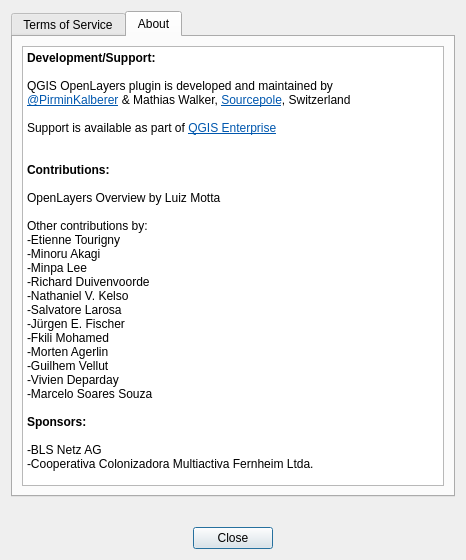
Before: the Qt Designer form tmsforkorea/ui_about_dialog.ui in mangosystem/qgis-tmsforkorea-plugin, drawn with Qt 5.
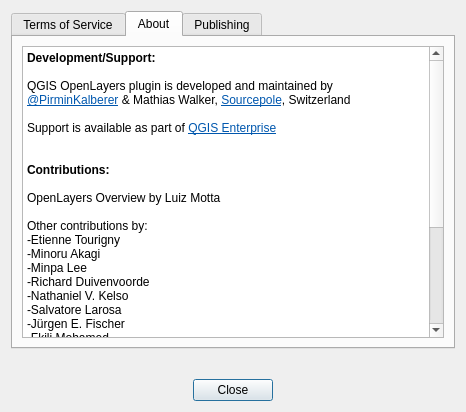
After: the same form once the commit is applied. The open tabs and pages were chosen to show the change. Icons and pictures are not drawn.

Commit message: support for qgis 3.x

What changed in the file:
```diff
--- a/tmsforkorea/ui_about_dialog.ui
+++ b/tmsforkorea/ui_about_dialog.ui
@@ -7,7 +7,7 @@
     <x>0</x>
     <y>0</y>
     <width>466</width>
-    <height>560</height>
+    <height>412</height>
    </rect>
   </property>
   <property name="windowTitle">
@@ -79,37 +79,39 @@
           <string>&lt;!DOCTYPE HTML PUBLIC &quot;-//W3C//DTD HTML 4.0//EN&quot; &quot;http://www.w3.org/TR/REC-html40/strict.dtd&quot;&gt;
 &lt;html&gt;&lt;head&gt;&lt;meta name=&quot;qrichtext&quot; content=&quot;1&quot; /&gt;&lt;style type=&quot;text/css&quot;&gt;
 p, li { white-space: pre-wrap; }
-&lt;/style&gt;&lt;/head&gt;&lt;body style=&quot; font-family:'Ubuntu'; font-size:9pt; font-weight:400; font-style:normal;&quot;&gt;
-&lt;p style=&quot; margin-top:0px; margin-bottom:0px; margin-left:0px; margin-right:0px; -qt-block-indent:0; text-indent:0px;&quot;&gt;&lt;span style=&quot; font-weight:600;&quot;&gt;Development/Support:&lt;/span&gt;&lt;/p&gt;
-&lt;p style=&quot;-qt-paragraph-type:empty; margin-top:0px; margin-bottom:0px; margin-left:0px; margin-right:0px; -qt-block-indent:0; text-indent:0px;&quot;&gt;&lt;br /&gt;&lt;/p&gt;
-&lt;p style=&quot; margin-top:0px; margin-bottom:0px; margin-left:0px; margin-right:0px; -qt-block-indent:0; text-indent:0px;&quot;&gt;QGIS OpenLayers plugin is developed and maintained by&lt;/p&gt;
-&lt;p style=&quot; margin-top:0px; margin-bottom:0px; margin-left:0px; margin-right:0px; -qt-block-indent:0; text-indent:0px;&quot;&gt;&lt;a href=&quot;https://twitter.com/PirminKalberer&quot;&gt;&lt;span style=&quot; text-decoration: underline; color:#0057ae;&quot;&gt;@PirminKalberer&lt;/span&gt;&lt;/a&gt; &amp;amp; Mathias Walker, &lt;a href=&quot;http://sourcepole.com/&quot;&gt;&lt;span style=&quot; text-decoration: underline; color:#0057ae;&quot;&gt;Sourcepole&lt;/span&gt;&lt;/a&gt;, Switzerland&lt;/p&gt;
-&lt;p style=&quot;-qt-paragraph-type:empty; margin-top:0px; margin-bottom:0px; margin-left:0px; margin-right:0px; -qt-block-indent:0; text-indent:0px;&quot;&gt;&lt;br /&gt;&lt;/p&gt;
-&lt;p style=&quot; margin-top:0px; margin-bottom:0px; margin-left:0px; margin-right:0px; -qt-block-indent:0; text-indent:0px;&quot;&gt;Support is available as part of &lt;a href=&quot;http://qgisenterprise.com&quot;&gt;&lt;span style=&quot; text-decoration: underline; color:#0057ae;&quot;&gt;QGIS Enterprise&lt;/span&gt;&lt;/a&gt;&lt;/p&gt;
-&lt;p style=&quot;-qt-paragraph-type:empty; margin-top:0px; margin-bottom:0px; margin-left:0px; margin-right:0px; -qt-block-indent:0; text-indent:0px;&quot;&gt;&lt;br /&gt;&lt;/p&gt;
-&lt;p style=&quot;-qt-paragraph-type:empty; margin-top:0px; margin-bottom:0px; margin-left:0px; margin-right:0px; -qt-block-indent:0; text-indent:0px;&quot;&gt;&lt;br /&gt;&lt;/p&gt;
-&lt;p style=&quot; margin-top:0px; margin-bottom:0px; margin-left:0px; margin-right:0px; -qt-block-indent:0; text-indent:0px;&quot;&gt;&lt;span style=&quot; font-weight:600;&quot;&gt;Contributions:&lt;/span&gt;&lt;/p&gt;
-&lt;p style=&quot;-qt-paragraph-type:empty; margin-top:0px; margin-bottom:0px; margin-left:0px; margin-right:0px; -qt-block-indent:0; text-indent:0px;&quot;&gt;&lt;br /&gt;&lt;/p&gt;
-&lt;p style=&quot; margin-top:0px; margin-bottom:0px; margin-left:0px; margin-right:0px; -qt-block-indent:0; text-indent:0px;&quot;&gt;OpenLayers Overview by Luiz Motta&lt;/p&gt;
-&lt;p style=&quot;-qt-paragraph-type:empty; margin-top:0px; margin-bottom:0px; margin-left:0px; margin-right:0px; -qt-block-indent:0; text-indent:0px;&quot;&gt;&lt;br /&gt;&lt;/p&gt;
-&lt;p style=&quot; margin-top:0px; margin-bottom:0px; margin-left:0px; margin-right:0px; -qt-block-indent:0; text-indent:0px;&quot;&gt;Other contributions by:&lt;/p&gt;
-&lt;p style=&quot; margin-top:0px; margin-bottom:0px; margin-left:0px; margin-right:0px; -qt-block-indent:0; text-indent:0px;&quot;&gt;-Etienne Tourigny&lt;/p&gt;
-&lt;p style=&quot; margin-top:0px; margin-bottom:0px; margin-left:0px; margin-right:0px; -qt-block-indent:0; text-indent:0px;&quot;&gt;-Minoru Akagi&lt;/p&gt;
-&lt;p style=&quot; margin-top:0px; margin-bottom:0px; margin-left:0px; margin-right:0px; -qt-block-indent:0; text-indent:0px;&quot;&gt;-Minpa Lee&lt;/p&gt;
-&lt;p style=&quot; margin-top:0px; margin-bottom:0px; margin-left:0px; margin-right:0px; -qt-block-indent:0; text-indent:0px;&quot;&gt;-Richard Duivenvoorde&lt;/p&gt;
-&lt;p style=&quot; margin-top:0px; margin-bottom:0px; margin-left:0px; margin-right:0px; -qt-block-indent:0; text-indent:0px;&quot;&gt;-Nathaniel V. Kelso&lt;/p&gt;
-&lt;p style=&quot; margin-top:0px; margin-bottom:0px; margin-left:0px; margin-right:0px; -qt-block-indent:0; text-indent:0px;&quot;&gt;-Salvatore Larosa&lt;/p&gt;
-&lt;p style=&quot; margin-top:0px; margin-bottom:0px; margin-left:0px; margin-right:0px; -qt-block-indent:0; text-indent:0px;&quot;&gt;-Jürgen E. Fischer&lt;/p&gt;
-&lt;p style=&quot; margin-top:0px; margin-bottom:0px; margin-left:0px; margin-right:0px; -qt-block-indent:0; text-indent:0px;&quot;&gt;-Fkili Mohamed&lt;/p&gt;
-&lt;p style=&quot; margin-top:0px; margin-bottom:0px; margin-left:0px; margin-right:0px; -qt-block-indent:0; text-indent:0px;&quot;&gt;-Morten Agerlin&lt;/p&gt;
-&lt;p style=&quot; margin-top:0px; margin-bottom:0px; margin-left:0px; margin-right:0px; -qt-block-indent:0; text-indent:0px;&quot;&gt;-Guilhem Vellut&lt;/p&gt;
-&lt;p style=&quot; margin-top:0px; margin-bottom:0px; margin-left:0px; margin-right:0px; -qt-block-indent:0; text-indent:0px;&quot;&gt;-Vivien Deparday&lt;/p&gt;
-&lt;p style=&quot; margin-top:0px; margin-bottom:0px; margin-left:0px; margin-right:0px; -qt-block-indent:0; text-indent:0px;&quot;&gt;-Marcelo Soares Souza&lt;/p&gt;
-&lt;p style=&quot;-qt-paragraph-type:empty; margin-top:0px; margin-bottom:0px; margin-left:0px; margin-right:0px; -qt-block-indent:0; text-indent:0px;&quot;&gt;&lt;br /&gt;&lt;/p&gt;
-&lt;p style=&quot; margin-top:0px; margin-bottom:0px; margin-left:0px; margin-right:0px; -qt-block-indent:0; text-indent:0px;&quot;&gt;&lt;span style=&quot; font-weight:600;&quot;&gt;Sponsors:&lt;/span&gt;&lt;/p&gt;
-&lt;p style=&quot;-qt-paragraph-type:empty; margin-top:0px; margin-bottom:0px; margin-left:0px; margin-right:0px; -qt-block-indent:0; text-indent:0px; font-weight:600;&quot;&gt;&lt;br /&gt;&lt;/p&gt;
-&lt;p style=&quot; margin-top:0px; margin-bottom:0px; margin-left:0px; margin-right:0px; -qt-block-indent:0; text-indent:0px;&quot;&gt;-BLS Netz AG&lt;/p&gt;
-&lt;p style=&quot; margin-top:0px; margin-bottom:0px; margin-left:0px; margin-right:0px; -qt-block-indent:0; text-indent:0px;&quot;&gt;-Cooperativa Colonizadora Multiactiva Fernheim Ltda.&lt;/p&gt;&lt;/body&gt;&lt;/html&gt;</string>
+&lt;/style&gt;&lt;/head&gt;&lt;body style=&quot; font-family:'Sans Serif'; font-size:10pt; font-weight:400; font-style:normal;&quot;&gt;
+&lt;p style=&quot; margin-top:0px; margin-bottom:0px; margin-left:0px; margin-right:0px; -qt-block-indent:0; text-indent:0px;&quot;&gt;&lt;span style=&quot; font-family:'Ubuntu'; font-size:9pt; font-weight:600;&quot;&gt;Development/Support:&lt;/span&gt;&lt;/p&gt;
+&lt;p style=&quot;-qt-paragraph-type:empty; margin-top:0px; margin-bottom:0px; margin-left:0px; margin-right:0px; -qt-block-indent:0; text-indent:0px; font-family:'Ubuntu'; font-size:9pt;&quot;&gt;&lt;br /&gt;&lt;/p&gt;
+&lt;p style=&quot; margin-top:0px; margin-bottom:0px; margin-left:0px; margin-right:0px; -qt-block-indent:0; text-indent:0px;&quot;&gt;&lt;span style=&quot; font-family:'Ubuntu'; font-size:9pt;&quot;&gt;QGIS OpenLayers plugin is developed and maintained by&lt;/span&gt;&lt;/p&gt;
+&lt;p style=&quot; margin-top:0px; margin-bottom:0px; margin-left:0px; margin-right:0px; -qt-block-indent:0; text-indent:0px;&quot;&gt;&lt;a href=&quot;https://twitter.com/PirminKalberer&quot;&gt;&lt;span style=&quot; font-family:'Ubuntu'; font-size:9pt; text-decoration: underline; color:#0057ae;&quot;&gt;@PirminKalberer&lt;/span&gt;&lt;/a&gt;&lt;span style=&quot; font-family:'Ubuntu'; font-size:9pt;&quot;&gt; &amp;amp; Mathias Walker, &lt;/span&gt;&lt;a href=&quot;http://sourcepole.com/&quot;&gt;&lt;span style=&quot; font-family:'Ubuntu'; font-size:9pt; text-decoration: underline; color:#0057ae;&quot;&gt;Sourcepole&lt;/span&gt;&lt;/a&gt;&lt;span style=&quot; font-family:'Ubuntu'; font-size:9pt;&quot;&gt;, Switzerland&lt;/span&gt;&lt;/p&gt;
+&lt;p style=&quot;-qt-paragraph-type:empty; margin-top:0px; margin-bottom:0px; margin-left:0px; margin-right:0px; -qt-block-indent:0; text-indent:0px; font-family:'Ubuntu'; font-size:9pt;&quot;&gt;&lt;br /&gt;&lt;/p&gt;
+&lt;p style=&quot; margin-top:0px; margin-bottom:0px; margin-left:0px; margin-right:0px; -qt-block-indent:0; text-indent:0px;&quot;&gt;&lt;span style=&quot; font-family:'Ubuntu'; font-size:9pt;&quot;&gt;Support is available as part of &lt;/span&gt;&lt;a href=&quot;http://qgisenterprise.com&quot;&gt;&lt;span style=&quot; font-family:'Ubuntu'; font-size:9pt; text-decoration: underline; color:#0057ae;&quot;&gt;QGIS Enterprise&lt;/span&gt;&lt;/a&gt;&lt;/p&gt;
+&lt;p style=&quot;-qt-paragraph-type:empty; margin-top:0px; margin-bottom:0px; margin-left:0px; margin-right:0px; -qt-block-indent:0; text-indent:0px; font-family:'Ubuntu'; font-size:9pt;&quot;&gt;&lt;br /&gt;&lt;/p&gt;
+&lt;p style=&quot;-qt-paragraph-type:empty; margin-top:0px; margin-bottom:0px; margin-left:0px; margin-right:0px; -qt-block-indent:0; text-indent:0px; font-family:'Ubuntu'; font-size:9pt;&quot;&gt;&lt;br /&gt;&lt;/p&gt;
+&lt;p style=&quot; margin-top:0px; margin-bottom:0px; margin-left:0px; margin-right:0px; -qt-block-indent:0; text-indent:0px;&quot;&gt;&lt;span style=&quot; font-family:'Ubuntu'; font-size:9pt; font-weight:600;&quot;&gt;Contributions:&lt;/span&gt;&lt;/p&gt;
+&lt;p style=&quot;-qt-paragraph-type:empty; margin-top:0px; margin-bottom:0px; margin-left:0px; margin-right:0px; -qt-block-indent:0; text-indent:0px; font-family:'Ubuntu'; font-size:9pt;&quot;&gt;&lt;br /&gt;&lt;/p&gt;
+&lt;p style=&quot; margin-top:0px; margin-bottom:0px; margin-left:0px; margin-right:0px; -qt-block-indent:0; text-indent:0px;&quot;&gt;&lt;span style=&quot; font-family:'Ubuntu'; font-size:9pt;&quot;&gt;OpenLayers Overview by Luiz Motta&lt;/span&gt;&lt;/p&gt;
+&lt;p style=&quot;-qt-paragraph-type:empty; margin-top:0px; margin-bottom:0px; margin-left:0px; margin-right:0px; -qt-block-indent:0; text-indent:0px; font-family:'Ubuntu'; font-size:9pt;&quot;&gt;&lt;br /&gt;&lt;/p&gt;
+&lt;p style=&quot; margin-top:0px; margin-bottom:0px; margin-left:0px; margin-right:0px; -qt-block-indent:0; text-indent:0px;&quot;&gt;&lt;span style=&quot; font-family:'Ubuntu'; font-size:9pt;&quot;&gt;Other contributions by:&lt;/span&gt;&lt;/p&gt;
+&lt;p style=&quot; margin-top:0px; margin-bottom:0px; margin-left:0px; margin-right:0px; -qt-block-indent:0; text-indent:0px;&quot;&gt;&lt;span style=&quot; font-family:'Ubuntu'; font-size:9pt;&quot;&gt;-Etienne Tourigny&lt;/span&gt;&lt;/p&gt;
+&lt;p style=&quot; margin-top:0px; margin-bottom:0px; margin-left:0px; margin-right:0px; -qt-block-indent:0; text-indent:0px;&quot;&gt;&lt;span style=&quot; font-family:'Ubuntu'; font-size:9pt;&quot;&gt;-Minoru Akagi&lt;/span&gt;&lt;/p&gt;
+&lt;p style=&quot; margin-top:0px; margin-bottom:0px; margin-left:0px; margin-right:0px; -qt-block-indent:0; text-indent:0px;&quot;&gt;&lt;span style=&quot; font-family:'Ubuntu'; font-size:9pt;&quot;&gt;-Minpa Lee&lt;/span&gt;&lt;/p&gt;
+&lt;p style=&quot; margin-top:0px; margin-bottom:0px; margin-left:0px; margin-right:0px; -qt-block-indent:0; text-indent:0px;&quot;&gt;&lt;span style=&quot; font-family:'Ubuntu'; font-size:9pt;&quot;&gt;-Richard Duivenvoorde&lt;/span&gt;&lt;/p&gt;
+&lt;p style=&quot; margin-top:0px; margin-bottom:0px; margin-left:0px; margin-right:0px; -qt-block-indent:0; text-indent:0px;&quot;&gt;&lt;span style=&quot; font-family:'Ubuntu'; font-size:9pt;&quot;&gt;-Nathaniel V. Kelso&lt;/span&gt;&lt;/p&gt;
+&lt;p style=&quot; margin-top:0px; margin-bottom:0px; margin-left:0px; margin-right:0px; -qt-block-indent:0; text-indent:0px;&quot;&gt;&lt;span style=&quot; font-family:'Ubuntu'; font-size:9pt;&quot;&gt;-Salvatore Larosa&lt;/span&gt;&lt;/p&gt;
+&lt;p style=&quot; margin-top:0px; margin-bottom:0px; margin-left:0px; margin-right:0px; -qt-block-indent:0; text-indent:0px;&quot;&gt;&lt;span style=&quot; font-family:'Ubuntu'; font-size:9pt;&quot;&gt;-Jürgen E. Fischer&lt;/span&gt;&lt;/p&gt;
+&lt;p style=&quot; margin-top:0px; margin-bottom:0px; margin-left:0px; margin-right:0px; -qt-block-indent:0; text-indent:0px;&quot;&gt;&lt;span style=&quot; font-family:'Ubuntu'; font-size:9pt;&quot;&gt;-Fkili Mohamed&lt;/span&gt;&lt;/p&gt;
+&lt;p style=&quot; margin-top:0px; margin-bottom:0px; margin-left:0px; margin-right:0px; -qt-block-indent:0; text-indent:0px;&quot;&gt;&lt;span style=&quot; font-family:'Ubuntu'; font-size:9pt;&quot;&gt;-Morten Agerlin&lt;/span&gt;&lt;/p&gt;
+&lt;p style=&quot; margin-top:0px; margin-bottom:0px; margin-left:0px; margin-right:0px; -qt-block-indent:0; text-indent:0px;&quot;&gt;&lt;span style=&quot; font-family:'Ubuntu'; font-size:9pt;&quot;&gt;-Guilhem Vellut&lt;/span&gt;&lt;/p&gt;
+&lt;p style=&quot; margin-top:0px; margin-bottom:0px; margin-left:0px; margin-right:0px; -qt-block-indent:0; text-indent:0px;&quot;&gt;&lt;span style=&quot; font-family:'Ubuntu'; font-size:9pt;&quot;&gt;-Vivien Deparday&lt;/span&gt;&lt;/p&gt;
+&lt;p style=&quot; margin-top:0px; margin-bottom:0px; margin-left:0px; margin-right:0px; -qt-block-indent:0; text-indent:0px;&quot;&gt;&lt;span style=&quot; font-family:'Ubuntu'; font-size:9pt;&quot;&gt;-Marcelo Soares Souza&lt;/span&gt;&lt;/p&gt;
+&lt;p style=&quot; margin-top:0px; margin-bottom:0px; margin-left:0px; margin-right:0px; -qt-block-indent:0; text-indent:0px;&quot;&gt;&lt;span style=&quot; font-family:'Ubuntu'; font-size:9pt;&quot;&gt;-Gerald Rich&lt;/span&gt;&lt;/p&gt;
+&lt;p style=&quot; margin-top:0px; margin-bottom:0px; margin-left:0px; margin-right:0px; -qt-block-indent:0; text-indent:0px;&quot;&gt;&lt;span style=&quot; font-family:'Ubuntu'; font-size:9pt;&quot;&gt;-Henry Walshaw&lt;/span&gt;&lt;/p&gt;
+&lt;p style=&quot;-qt-paragraph-type:empty; margin-top:0px; margin-bottom:0px; margin-left:0px; margin-right:0px; -qt-block-indent:0; text-indent:0px; font-family:'Ubuntu'; font-size:9pt;&quot;&gt;&lt;br /&gt;&lt;/p&gt;
+&lt;p style=&quot; margin-top:0px; margin-bottom:0px; margin-left:0px; margin-right:0px; -qt-block-indent:0; text-indent:0px;&quot;&gt;&lt;span style=&quot; font-family:'Ubuntu'; font-size:9pt; font-weight:600;&quot;&gt;Sponsors:&lt;/span&gt;&lt;/p&gt;
+&lt;p style=&quot;-qt-paragraph-type:empty; margin-top:0px; margin-bottom:0px; margin-left:0px; margin-right:0px; -qt-block-indent:0; text-indent:0px; font-family:'Ubuntu'; font-size:9pt; font-weight:600;&quot;&gt;&lt;br /&gt;&lt;/p&gt;
+&lt;p style=&quot; margin-top:0px; margin-bottom:0px; margin-left:0px; margin-right:0px; -qt-block-indent:0; text-indent:0px;&quot;&gt;&lt;span style=&quot; font-family:'Ubuntu'; font-size:9pt;&quot;&gt;-BLS Netz AG&lt;/span&gt;&lt;/p&gt;
+&lt;p style=&quot; margin-top:0px; margin-bottom:0px; margin-left:0px; margin-right:0px; -qt-block-indent:0; text-indent:0px;&quot;&gt;&lt;span style=&quot; font-family:'Ubuntu'; font-size:9pt;&quot;&gt;-Cooperativa Colonizadora Multiactiva Fernheim Ltda.&lt;/span&gt;&lt;/p&gt;&lt;/body&gt;&lt;/html&gt;</string>
          </property>
          <property name="textInteractionFlags">
           <set>Qt::LinksAccessibleByMouse|Qt::TextSelectableByMouse</set>
@@ -121,6 +123,63 @@
        </item>
       </layout>
      </widget>
+     <widget class="QWidget" name="tab_publishing">
+      <attribute name="title">
+       <string>Publishing</string>
+      </attribute>
+      <layout class="QVBoxLayout" name="verticalLayout_5">
+       <item>
+        <widget class="QLabel" name="logo">
+         <property name="autoFillBackground">
+          <bool>false</bool>
+         </property>
+         <property name="pixmap">
+          <pixmap resource="resources.qrc">:/plugins/openlayers/qgiscloud.png</pixmap>
+         </property>
+         <property name="scaledContents">
+          <bool>false</bool>
+         </property>
+         <property name="alignment">
+          <set>Qt::AlignCenter</set>
+         </property>
+        </widget>
+       </item>
+       <item>
+        <widget class="QTextBrowser" name="textBrowser">
+         <property name="acceptDrops">
+          <bool>false</bool>
+         </property>
+         <property name="readOnly">
+          <bool>true</bool>
+         </property>
+         <property name="html">
+          <string>&lt;!DOCTYPE HTML PUBLIC &quot;-//W3C//DTD HTML 4.0//EN&quot; &quot;http://www.w3.org/TR/REC-html40/strict.dtd&quot;&gt;
+&lt;html&gt;&lt;head&gt;&lt;meta name=&quot;qrichtext&quot; content=&quot;1&quot; /&gt;&lt;style type=&quot;text/css&quot;&gt;
+p, li { white-space: pre-wrap; }
+&lt;/style&gt;&lt;/head&gt;&lt;body style=&quot; font-family:'Sans Serif'; font-size:10pt; font-weight:400; font-style:normal;&quot;&gt;
+&lt;p align=&quot;center&quot; style=&quot;-qt-paragraph-type:empty; margin-top:0px; margin-bottom:0px; margin-left:0px; margin-right:0px; -qt-block-indent:0; text-indent:0px; font-family:'Ubuntu'; font-size:11pt;&quot;&gt;&lt;br /&gt;&lt;/p&gt;
+&lt;p align=&quot;center&quot; style=&quot; margin-top:0px; margin-bottom:0px; margin-left:0px; margin-right:0px; -qt-block-indent:0; text-indent:0px;&quot;&gt;&lt;span style=&quot; font-family:'Noto Sans'; font-size:11pt;&quot;&gt;Want to publish this map to the Web?&lt;/span&gt;&lt;/p&gt;
+&lt;p align=&quot;center&quot; style=&quot;-qt-paragraph-type:empty; margin-top:0px; margin-bottom:0px; margin-left:0px; margin-right:0px; -qt-block-indent:0; text-indent:0px; font-family:'Noto Sans'; font-size:11pt;&quot;&gt;&lt;br /&gt;&lt;/p&gt;
+&lt;p align=&quot;center&quot; style=&quot; margin-top:0px; margin-bottom:0px; margin-left:0px; margin-right:0px; -qt-block-indent:0; text-indent:0px;&quot;&gt;&lt;span style=&quot; font-family:'Noto Sans'; font-size:11pt;&quot;&gt;Install the QGIS Cloud plugin and publish your map &lt;/span&gt;&lt;/p&gt;
+&lt;p align=&quot;center&quot; style=&quot; margin-top:0px; margin-bottom:0px; margin-left:0px; margin-right:0px; -qt-block-indent:0; text-indent:0px;&quot;&gt;&lt;span style=&quot; font-family:'Noto Sans'; font-size:11pt;&quot;&gt;on &lt;/span&gt;&lt;a href=&quot;https://qgiscloud.com/?ol&quot;&gt;&lt;span style=&quot; font-family:'Noto Sans'; font-size:11pt; text-decoration: underline; color:#2980b9;&quot;&gt;QGIS Cloud &lt;/span&gt;&lt;/a&gt;&lt;span style=&quot; font-family:'Noto Sans'; font-size:11pt;&quot;&gt;with a few mouse clicks!&lt;/span&gt;&lt;/p&gt;&lt;/body&gt;&lt;/html&gt;</string>
+         </property>
+         <property name="textInteractionFlags">
+          <set>Qt::TextBrowserInteraction</set>
+         </property>
+         <property name="openExternalLinks">
+          <bool>true</bool>
+         </property>
+        </widget>
+       </item>
+       <item>
+        <widget class="QCheckBox" name="cb_publishing">
+         <property name="text">
+          <string>Don't show again</string>
+         </property>
+        </widget>
+       </item>
+      </layout>
+     </widget>
     </widget>
    </item>
    <item>
```
Left out of the diff: 37 changed lines with no effect on the pictures. The commit also changes 71 other files.
